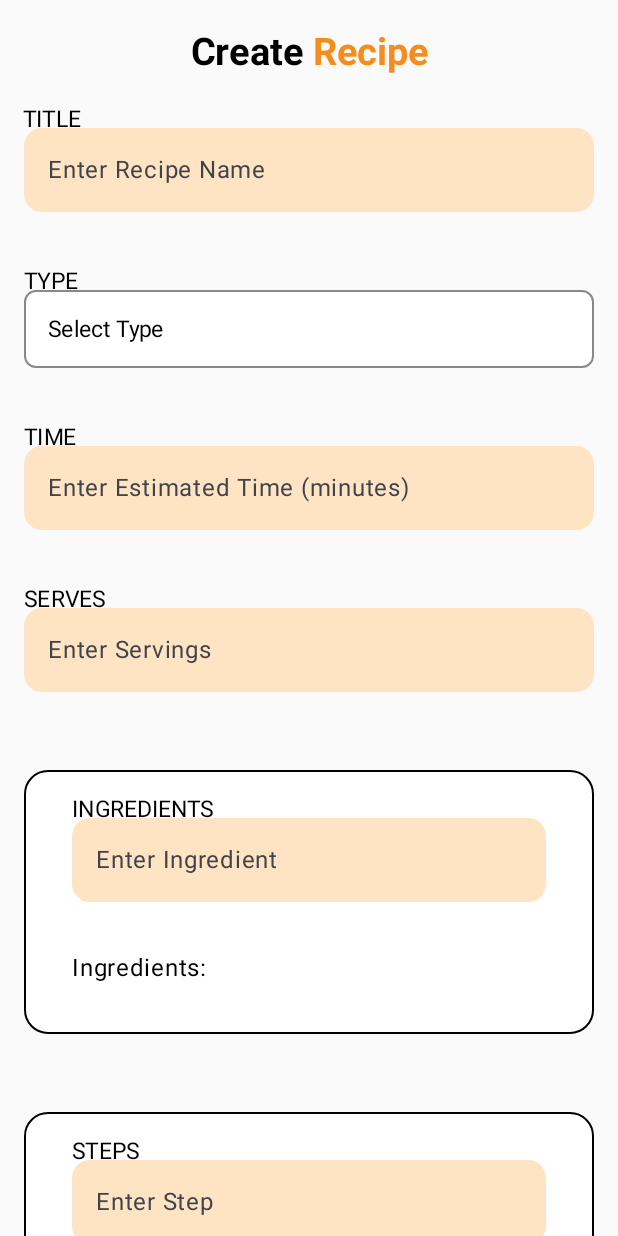
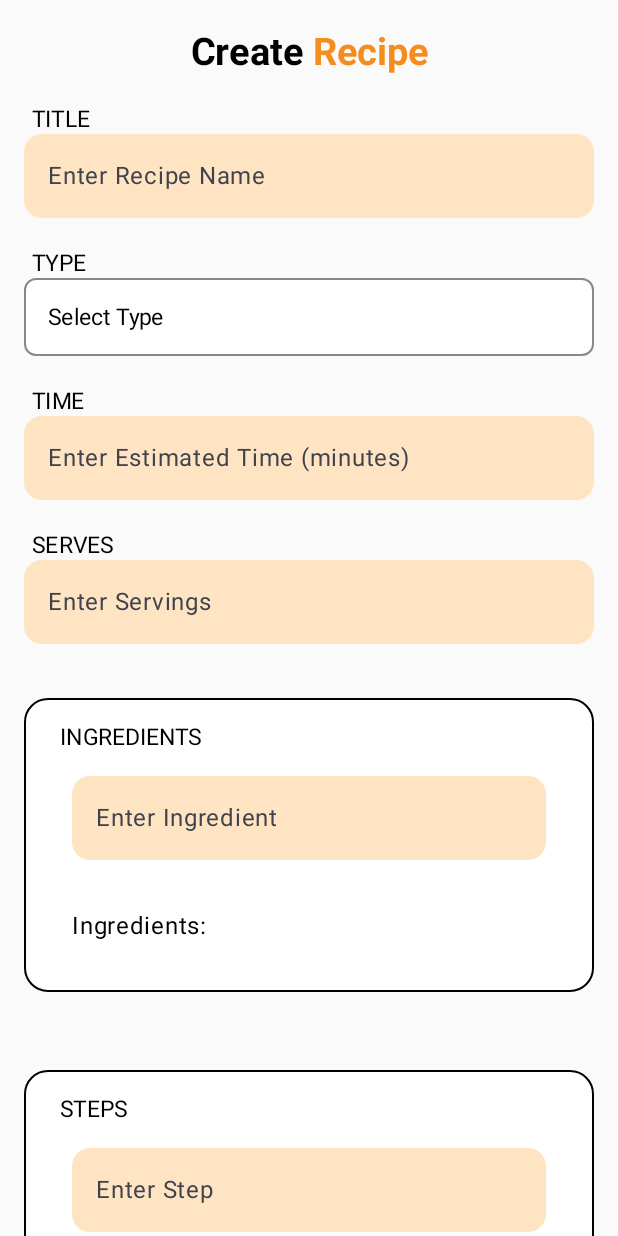
Before and after one commit to DanieleGagni/pa1469_cook_it, an Android app built with Jetpack Compose: the CreateRecipeScreen screen opened through its navigation route, on a phone screen of 412 x 824 dp. Run offline under Robolectric (Android 15) with nearby library versions, the light colour scheme and no system bars; our stand-ins replace Firebase (no records; nobody signed in at launch, a user with empty details on screens opened directly).

Commit message:
Put Space in CreateRecipeScreen

```diff
--- a/app/src/main/java/com/example/cookit/screens/createRecipe/CreateRecipeScreen.kt
+++ b/app/src/main/java/com/example/cookit/screens/createRecipe/CreateRecipeScreen.kt
@@ -552,17 +552,20 @@ fun CreateRecipeScreen(
         // TextField to enter the recipe name
         item {
             Spacer(modifier = Modifier.height(20.dp))
-            Box {
+            Column(
+                modifier = Modifier
+                    .fillMaxWidth()
+                    .padding(horizontal = 16.dp)
+            ) {
                 Text(
                     text = "TITLE",
                     style = MaterialTheme.typography.bodyMedium.copy(fontSize = 15.sp),
                     color = Color.Black,
-                    modifier = Modifier.padding(start = 15.dp)
+                    modifier = Modifier.padding(start = 5.dp)
                 )
                 TextField(
                     modifier = Modifier
-                        .fillMaxWidth()
-                        .padding(16.dp),
+                        .fillMaxWidth(),
                     value = title,
                     onValueChange = { title = it },
                     label = { Text(text = "Enter Recipe Name") },
@@ -592,18 +595,21 @@ fun CreateRecipeScreen(
         // TextField to enter the type of dish
         item {
             Spacer(modifier = Modifier.height(20.dp))
-            Box {
+            Column(
+                modifier = Modifier
+                    .fillMaxWidth()
+                    .padding(horizontal = 16.dp)
+            ) {
                 Text(
                     text = "TYPE",
                     style = MaterialTheme.typography.bodyMedium.copy(fontSize = 15.sp),
                     color = Color.Black,
-                    modifier = Modifier.padding(start = 16.dp)
+                    modifier = Modifier.padding(start = 5.dp)
                 )
                 var expanded by remember { mutableStateOf(false) }
                 Box(
                     modifier = Modifier
                         .fillMaxWidth()
-                        .padding(16.dp)
                         .background(Color.White, shape = RoundedCornerShape(8.dp))
                         .border(1.dp, Color.Gray, shape = RoundedCornerShape(8.dp))
                         .clickable { expanded = true }
@@ -635,17 +641,20 @@ fun CreateRecipeScreen(
         // TextField to enter estimated time
         item {
             Spacer(modifier = Modifier.height(20.dp))
-            Box {
+            Column(
+                modifier = Modifier
+                    .fillMaxWidth()
+                    .padding(horizontal = 16.dp)
+            ) {
                 Text(
                     text = "TIME",
                     style = MaterialTheme.typography.bodyMedium.copy(fontSize = 15.sp),
                     color = Color.Black,
-                    modifier = Modifier.padding(start = 16.dp)
+                    modifier = Modifier.padding(start = 5.dp)
                 )
                 TextField(
                     modifier = Modifier
-                        .fillMaxWidth()
-                        .padding(16.dp),
+                        .fillMaxWidth(),
                     value = estimatedTime,
                     onValueChange = { newValue ->
                         if (newValue.all { it.isDigit() }) {
@@ -681,17 +690,20 @@ fun CreateRecipeScreen(
         // TextField to enter how many people it serves
         item {
             Spacer(modifier = Modifier.height(20.dp))
-            Box {
+            Column(
+                modifier = Modifier
+                    .fillMaxWidth()
+                    .padding(horizontal = 16.dp)
+            ) {
                 Text(
                     text = "SERVES",
                     style = MaterialTheme.typography.bodyMedium.copy(fontSize = 15.sp),
                     color = Color.Black,
-                    modifier = Modifier.padding(start = 16.dp)
+                    modifier = Modifier.padding(start = 5.dp)
                 )
                 TextField(
                     modifier = Modifier
-                        .fillMaxWidth()
-                        .padding(16.dp),
+                        .fillMaxWidth(),
                     value = serves,
                     onValueChange = { newValue ->
                         if (newValue.all { it.isDigit() }) {
@@ -727,7 +739,7 @@ fun CreateRecipeScreen(
         // Add ingredients section
         item {
             Spacer(modifier = Modifier.height(20.dp))
-            Box(
+            Column(
                 modifier = Modifier
                     .fillMaxWidth()
                     .padding(16.dp)
@@ -746,7 +758,7 @@ fun CreateRecipeScreen(
                     text = "INGREDIENTS",
                     style = MaterialTheme.typography.bodyMedium.copy(fontSize = 15.sp),
                     color = Color.Black,
-                    modifier = Modifier.padding(start = 16.dp)
+                    modifier = Modifier.padding(start = 8.dp)
                 )
                 AddEditIngredients(ingredients)
             }
@@ -756,7 +768,7 @@ fun CreateRecipeScreen(
         // Add steps section
         item {
             Spacer(modifier = Modifier.height(20.dp))
-            Box(
+            Column(
                 modifier = Modifier
                     .fillMaxWidth()
                     .padding(16.dp)
@@ -775,7 +787,7 @@ fun CreateRecipeScreen(
                     text = "STEPS",
                     style = MaterialTheme.typography.bodyMedium.copy(fontSize = 15.sp),
                     color = Color.Black,
-                    modifier = Modifier.padding(start = 16.dp)
+                    modifier = Modifier.padding(start = 8.dp)
 
                 )
                 AddEditStepsScreen(steps)
```
